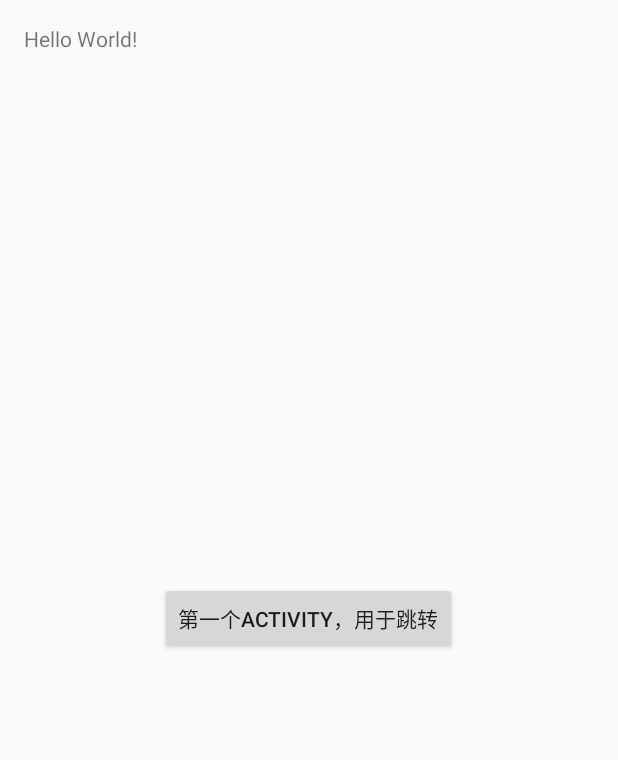
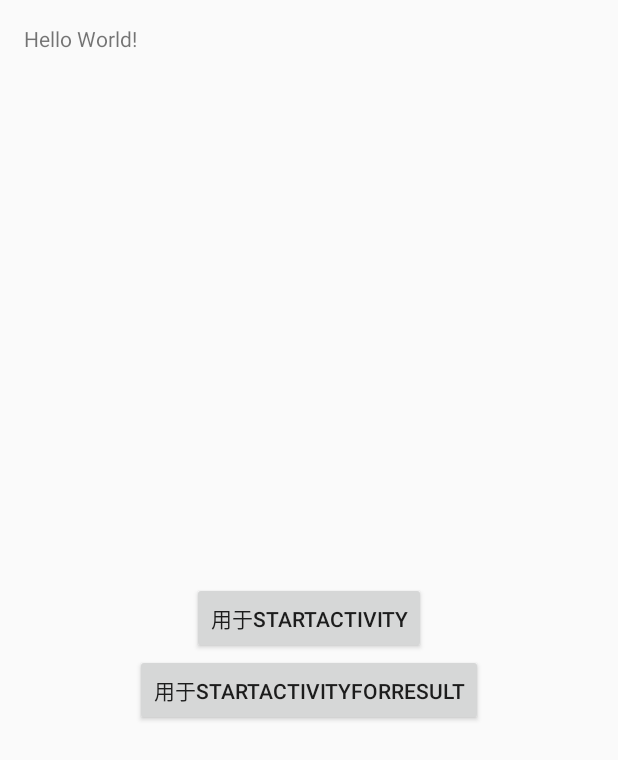
Before and after one commit to luoyiqi/SwipeBackLayout-1, an Android app: the screen it shows after launch (MainActivity), on a phone screen of 412 x 824 dp. Shown: the top 760 px of the screen. Run offline under Robolectric (Android 15) with nearby library versions, the phone set to English and light mode, and no system bars.

Commit message:
增加startActivityForReasult启动Activity

```diff
--- a/app/src/main/AndroidManifest.xml
+++ b/app/src/main/AndroidManifest.xml
@@ -15,7 +15,8 @@
                 <category android:name="android.intent.category.LAUNCHER" />
             </intent-filter>
         </activity>
-        <activity android:name=".SecondActivity"></activity>
+        <activity android:name=".SecondActivity" />
+        <activity android:name=".ThirdActivity"/>
     </application>
 
 </manifest>
--- a/app/src/main/res/layout/activity_main.xml
+++ b/app/src/main/res/layout/activity_main.xml
@@ -10,16 +10,27 @@
     tools:context="org.dync.swipebacklayout.MainActivity">
 
     <TextView
+        android:id="@+id/text"
         android:layout_width="wrap_content"
         android:layout_height="wrap_content"
         android:text="Hello World!" />
 
     <Button
         android:id="@+id/button"
-        android:onClick="click"
         android:layout_width="wrap_content"
         android:layout_height="wrap_content"
         android:layout_centerHorizontal="true"
         android:layout_centerVertical="true"
-        android:text="第一个Activity，用于跳转" />
+        android:onClick="click"
+        android:text="用于startActivity" />
+
+    <Button
+        android:id="@+id/button1"
+        android:layout_width="wrap_content"
+        android:layout_height="wrap_content"
+        android:layout_below="@+id/button"
+        android:layout_centerHorizontal="true"
+        android:layout_centerVertical="true"
+        android:onClick="click"
+        android:text="用于startActivityForResult" />
 </RelativeLayout>
```
Also changed, not shown: app/src/main/java/org/dync/swipebacklayout/MainActivity.java (+16 -4 lines), app/src/main/java/org/dync/swipebacklayout/ThirdActivity.java (added, +21 -0 lines), app/src/main/res/layout/activity_third.xml (added, +12 -0 lines).
